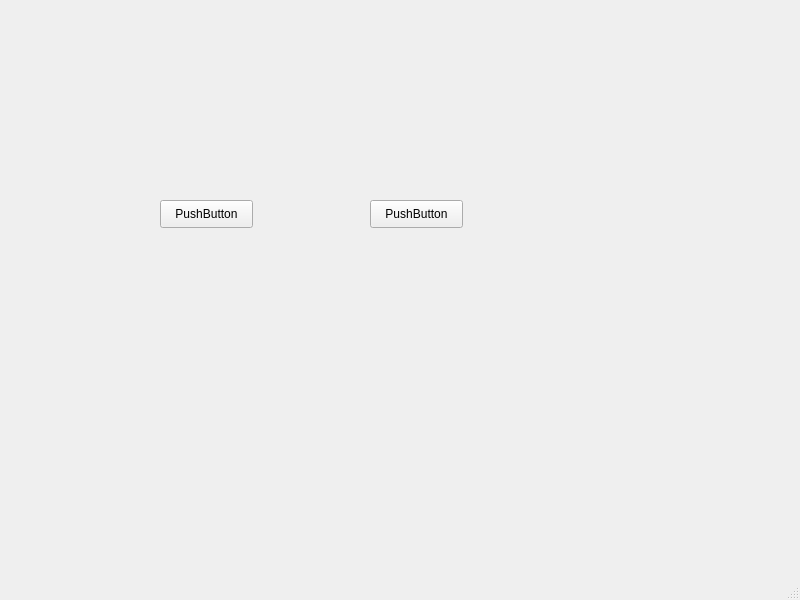
Above: Interface.ui from pel19072/Telecom-Proyecto2 before the change. Below: the same form after it.
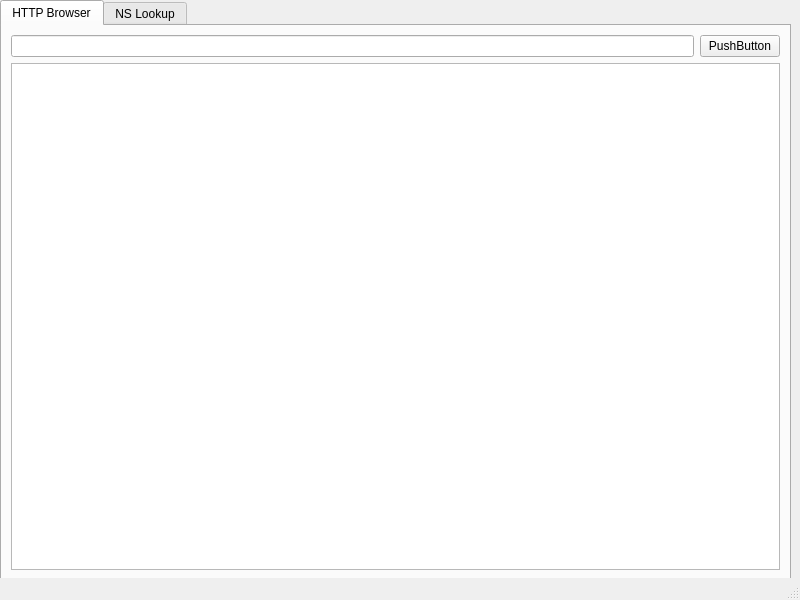
That is the form after the change.

```diff
--- a/Interface.ui
+++ b/Interface.ui
@@ -14,42 +14,52 @@
    <string>MainWindow</string>
   </property>
   <widget class="QWidget" name="centralwidget">
-   <widget class="QPushButton" name="pushButton">
+   <widget class="QTabWidget" name="tabWidget">
     <property name="geometry">
      <rect>
-      <x>160</x>
-      <y>200</y>
-      <width>93</width>
-      <height>28</height>
+      <x>0</x>
+      <y>0</y>
+      <width>791</width>
+      <height>581</height>
      </rect>
     </property>
-    <property name="text">
-     <string>PushButton</string>
+    <property name="currentIndex">
+     <number>0</number>
     </property>
+    <widget class="QWidget" name="tab">
+     <attribute name="title">
+      <string>HTTP Browser</string>
+     </attribute>
+     <layout class="QVBoxLayout" name="verticalLayout_2">
+      <item>
+       <layout class="QVBoxLayout" name="verticalLayout">
+        <item>
+         <layout class="QHBoxLayout" name="horizontalLayout">
+          <item>
+           <widget class="QLineEdit" name="lineEdit"/>
+          </item>
+          <item>
+           <widget class="QPushButton" name="pushButton">
+            <property name="text">
+             <string>PushButton</string>
+            </property>
+           </widget>
+          </item>
+         </layout>
+        </item>
+        <item>
+         <widget class="QTextEdit" name="textEdit"/>
+        </item>
+       </layout>
+      </item>
+     </layout>
+    </widget>
+    <widget class="QWidget" name="tab_2">
+     <attribute name="title">
+      <string>NS Lookup</string>
+     </attribute>
+    </widget>
    </widget>
-   <widget class="QPushButton" name="pushButton_2">
-    <property name="geometry">
-     <rect>
-      <x>370</x>
-      <y>200</y>
-      <width>93</width>
-      <height>28</height>
-     </rect>
-    </property>
-    <property name="text">
-     <string>PushButton</string>
-    </property>
-   </widget>
-  </widget>
-  <widget class="QMenuBar" name="menubar">
-   <property name="geometry">
-    <rect>
-     <x>0</x>
-     <y>0</y>
-     <width>800</width>
-     <height>26</height>
-    </rect>
-   </property>
   </widget>
   <widget class="QStatusBar" name="statusbar"/>
  </widget>
```
